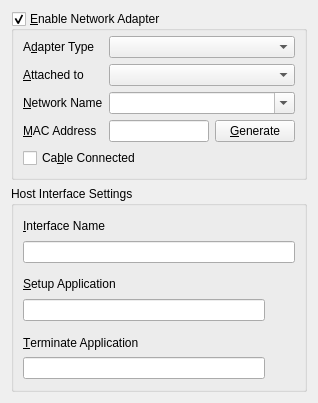
jljuxgm/vboxgit, file vbox/src/VBox/Frontends/VirtualBox4/ui/VBoxVMSettingsNetwork.ui: the form before one commit.
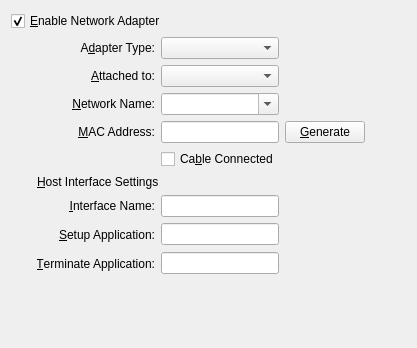
The form after the commit. Custom widgets are drawn as their Qt base class.

Commit message:
commit_10696 ------------------------------------------------------------------------ r10696 | vboxsync | 2008-07-16 20:18:55 +0800 (Wed, 16 Jul 2008) | 2 lines
FE/Qt4: VM Network settings face lift.

------------------------------------------------------------------------

What changed in the file:
```diff
--- a/vbox/src/VBox/Frontends/VirtualBox4/ui/VBoxVMSettingsNetwork.ui
+++ b/vbox/src/VBox/Frontends/VirtualBox4/ui/VBoxVMSettingsNetwork.ui
@@ -22,46 +22,69 @@
    <rect>
     <x>0</x>
     <y>0</y>
-    <width>318</width>
-    <height>403</height>
+    <width>417</width>
+    <height>348</height>
    </rect>
   </property>
-  <layout class="QVBoxLayout" >
-   <item>
-    <widget class="QGroupBox" name="mGbAdapter" >
-     <property name="sizePolicy" >
-      <sizepolicy vsizetype="Minimum" hsizetype="Preferred" >
-       <horstretch>0</horstretch>
-       <verstretch>0</verstretch>
-      </sizepolicy>
-     </property>
+  <layout class="QGridLayout" >
+   <item row="0" column="0" colspan="2" >
+    <widget class="QCheckBox" name="mGbAdapter" >
      <property name="whatsThis" >
       <string>When checked, plugs this virtual network adapter into the virtual machine.</string>
      </property>
-     <property name="title" >
+     <property name="text" >
       <string>&amp;Enable Network Adapter</string>
      </property>
-     <property name="checkable" >
-      <bool>true</bool>
-     </property>
      <property name="checked" >
       <bool>true</bool>
      </property>
+    </widget>
+   </item>
+   <item row="1" column="0" >
+    <spacer>
+     <property name="orientation" >
+      <enum>Qt::Horizontal</enum>
+     </property>
+     <property name="sizeType" >
+      <enum>QSizePolicy::Fixed</enum>
+     </property>
+     <property name="sizeHint" >
+      <size>
+       <width>20</width>
+       <height>20</height>
+      </size>
+     </property>
+    </spacer>
+   </item>
+   <item row="1" column="1" >
+    <widget class="QWidget" native="1" name="mNetworkChild" >
      <layout class="QGridLayout" >
+      <property name="leftMargin" >
+       <number>0</number>
+      </property>
       <property name="topMargin" >
-       <number>5</number>
+       <number>0</number>
+      </property>
+      <property name="rightMargin" >
+       <number>0</number>
+      </property>
+      <property name="bottomMargin" >
+       <number>0</number>
       </property>
       <item row="0" column="0" >
        <widget class="QLabel" name="mLbAType" >
         <property name="text" >
-         <string>A&amp;dapter Type</string>
+         <string>A&amp;dapter Type:</string>
+        </property>
+        <property name="alignment" >
+         <set>Qt::AlignRight|Qt::AlignTrailing|Qt::AlignVCenter</set>
         </property>
         <property name="buddy" >
          <cstring>mCbAType</cstring>
         </property>
        </widget>
       </item>
-      <item row="0" column="1" colspan="2" >
+      <item row="0" column="1" >
        <widget class="QComboBox" name="mCbAType" >
         <property name="whatsThis" >
          <string>Selects the type of the virtual network adapter. Depending on this value, VirtualBox will provide different network hardware to the virtual machine.</string>
@@ -71,14 +94,17 @@
       <item row="1" column="0" >
        <widget class="QLabel" name="mLbNAType" >
         <property name="text" >
-         <string>&amp;Attached to</string>
+         <string>&amp;Attached to:</string>
+        </property>
+        <property name="alignment" >
+         <set>Qt::AlignRight|Qt::AlignTrailing|Qt::AlignVCenter</set>
         </property>
         <property name="buddy" >
          <cstring>mCbNAType</cstring>
         </property>
        </widget>
       </item>
-      <item row="1" column="1" colspan="2" >
+      <item row="1" column="1" >
        <widget class="QComboBox" name="mCbNAType" >
         <property name="whatsThis" >
          <string>Controls the way how this virtual adapter is attached to the real network of the Host OS.</string>
@@ -88,14 +114,17 @@
       <item row="2" column="0" >
        <widget class="QLabel" name="mLbNetwork" >
         <property name="text" >
-         <string>&amp;Network Name</string>
+         <string>&amp;Network Name:</string>
+        </property>
+        <property name="alignment" >
+         <set>Qt::AlignRight|Qt::AlignTrailing|Qt::AlignVCenter</set>
         </property>
         <property name="buddy" >
          <cstring>mCbNetwork</cstring>
         </property>
        </widget>
       </item>
-      <item row="2" column="1" colspan="2" >
+      <item row="2" column="1" >
        <widget class="QComboBox" name="mCbNetwork" >
         <property name="whatsThis" >
          <string>Displays the name of the internal network selected for this adapter.</string>
@@ -108,7 +137,10 @@
       <item row="3" column="0" >
        <widget class="QLabel" name="mLbMAC" >
         <property name="text" >
-         <string>&amp;MAC Address</string>
+         <string>&amp;MAC Address:</string>
+        </property>
+        <property name="alignment" >
+         <set>Qt::AlignRight|Qt::AlignTrailing|Qt::AlignVCenter</set>
         </property>
         <property name="buddy" >
          <cstring>mLeMAC</cstring>
@@ -117,6 +149,12 @@
       </item>
       <item row="3" column="1" >
        <widget class="QLineEdit" name="mLeMAC" >
+        <property name="sizePolicy" >
+         <sizepolicy vsizetype="Fixed" hsizetype="Preferred" >
+          <horstretch>0</horstretch>
+          <verstretch>0</verstretch>
+         </sizepolicy>
+        </property>
         <property name="whatsThis" >
          <string>Displays the MAC address of this adapter. It contains exactly 12 characters chosen from {0-9,A-F}. Note that the second character must be an even digit.</string>
         </property>
@@ -135,7 +173,7 @@
         </property>
        </widget>
       </item>
-      <item row="4" column="0" colspan="3" >
+      <item row="4" column="1" >
        <widget class="QCheckBox" name="mCbCable" >
         <property name="whatsThis" >
          <string>Indicates whether the virtual network cable is plugged in on machine startup or not.</string>
@@ -145,79 +183,69 @@
         </property>
        </widget>
       </item>
-     </layout>
-    </widget>
-   </item>
-   <item>
-    <widget class="QGroupBox" name="mGbTAP" >
-     <property name="sizePolicy" >
-      <sizepolicy vsizetype="Expanding" hsizetype="Preferred" >
-       <horstretch>0</horstretch>
-       <verstretch>0</verstretch>
-      </sizepolicy>
-     </property>
-     <property name="whatsThis" >
-      <string>Host Interface Settings</string>
-     </property>
-     <property name="title" >
-      <string>Host Interface Settings</string>
-     </property>
-     <layout class="QVBoxLayout" >
-      <property name="topMargin" >
-       <number>5</number>
-      </property>
-      <item>
-       <layout class="QVBoxLayout" >
-        <property name="spacing" >
-         <number>0</number>
-        </property>
-        <item>
+      <item row="5" column="0" colspan="3" >
+       <widget class="QILabelSeparator" name="mGbTap" >
+        <property name="text" >
+         <string>&amp;Host Interface Settings</string>
+        </property>
+        <property name="buddy" >
+         <cstring>mLeInterface_x11</cstring>
+        </property>
+       </widget>
+      </item>
+      <item row="6" column="0" >
          <widget class="QLabel" name="mLbInterface_x11" >
           <property name="text" >
-           <string>&amp;Interface Name</string>
+         <string>&amp;Interface Name:</string>
+        </property>
+        <property name="alignment" >
+         <set>Qt::AlignRight|Qt::AlignTrailing|Qt::AlignVCenter</set>
           </property>
           <property name="buddy" >
            <cstring>mLeInterface_x11</cstring>
           </property>
          </widget>
         </item>
-        <item>
+      <item row="6" column="1" >
          <widget class="QLineEdit" name="mLeInterface_x11" >
+        <property name="sizePolicy" >
+         <sizepolicy vsizetype="Fixed" hsizetype="Preferred" >
+          <horstretch>0</horstretch>
+          <verstretch>0</verstretch>
+         </sizepolicy>
+        </property>
           <property name="whatsThis" >
            <string>Displays the TAP interface name.</string>
           </property>
          </widget>
         </item>
-       </layout>
-      </item>
-      <item>
-       <layout class="QVBoxLayout" >
-        <property name="spacing" >
-         <number>0</number>
-        </property>
-        <item>
+      <item row="7" column="0" >
          <widget class="QLabel" name="mLbSetup_x11" >
           <property name="text" >
-           <string>&amp;Setup Application</string>
+         <string>&amp;Setup Application:</string>
+        </property>
+        <property name="alignment" >
+         <set>Qt::AlignRight|Qt::AlignTrailing|Qt::AlignVCenter</set>
           </property>
           <property name="buddy" >
            <cstring>mLeSetup_x11</cstring>
           </property>
          </widget>
         </item>
-        <item>
-         <layout class="QHBoxLayout" >
-          <property name="spacing" >
-           <number>6</number>
-          </property>
-          <item>
+      <item row="7" column="1" >
            <widget class="QLineEdit" name="mLeSetup_x11" >
+        <property name="sizePolicy" >
+         <sizepolicy vsizetype="Fixed" hsizetype="Preferred" >
+          <horstretch>0</horstretch>
+          <verstretch>0</verstretch>
+         </sizepolicy>
+        </property>
             <property name="whatsThis" >
              <string>Displays the command executed to set up the TAP interface.</string>
             </property>
            </widget>
           </item>
-          <item>
+      <item row="7" column="2" >
            <widget class="QToolButton" name="mTbSetup_x11" >
             <property name="whatsThis" >
              <string>Selects the setup application.</string>
@@ -227,38 +255,33 @@
             </property>
            </widget>
           </item>
-         </layout>
-        </item>
-       </layout>
-      </item>
-      <item>
-       <layout class="QVBoxLayout" >
-        <property name="spacing" >
-         <number>0</number>
-        </property>
-        <item>
+      <item row="8" column="0" >
          <widget class="QLabel" name="mLbTerminate_x11" >
           <property name="text" >
-           <string>&amp;Terminate Application</string>
+         <string>&amp;Terminate Application:</string>
+        </property>
+        <property name="alignment" >
+         <set>Qt::AlignRight|Qt::AlignTrailing|Qt::AlignVCenter</set>
           </property>
           <property name="buddy" >
            <cstring>mLeTerminate_x11</cstring>
           </property>
          </widget>
         </item>
-        <item>
-         <layout class="QHBoxLayout" >
-          <property name="spacing" >
-           <number>6</number>
-          </property>
-          <item>
+      <item row="8" column="1" >
            <widget class="QLineEdit" name="mLeTerminate_x11" >
+        <property name="sizePolicy" >
+         <sizepolicy vsizetype="Fixed" hsizetype="Preferred" >
+          <horstretch>0</horstretch>
+          <verstretch>0</verstretch>
+         </sizepolicy>
+        </property>
             <property name="whatsThis" >
              <string>Displays the command executed to terminate the TAP interface.</string>
             </property>
            </widget>
           </item>
-          <item>
+      <item row="8" column="2" >
            <widget class="QToolButton" name="mTbTerminate_x11" >
             <property name="whatsThis" >
              <string>Selects the terminate application.</string>
@@ -269,14 +292,43 @@
            </widget>
           </item>
          </layout>
-        </item>
-       </layout>
-      </item>
-     </layout>
-    </widget>
+    </widget>
+   </item>
+   <item row="1" column="2" >
+    <spacer>
+     <property name="orientation" >
+      <enum>Qt::Horizontal</enum>
+     </property>
+     <property name="sizeHint" >
+      <size>
+       <width>40</width>
+       <height>20</height>
+      </size>
+     </property>
+    </spacer>
+   </item>
+   <item row="2" column="1" >
+    <spacer>
+     <property name="orientation" >
+      <enum>Qt::Vertical</enum>
+     </property>
+     <property name="sizeHint" >
+      <size>
+       <width>20</width>
+       <height>40</height>
+      </size>
+     </property>
+    </spacer>
    </item>
   </layout>
  </widget>
+ <customwidgets>
+  <customwidget>
+   <class>QILabelSeparator</class>
+   <extends>QLabel</extends>
+   <header>QILabelSeparator.h</header>
+  </customwidget>
+ </customwidgets>
  <resources/>
  <connections/>
 </ui>
```
Left out of the diff: 19 changed lines with no effect on the pictures. Lines whose indentation alone changed are shown as unchanged. The commit also changes 2 other files.
